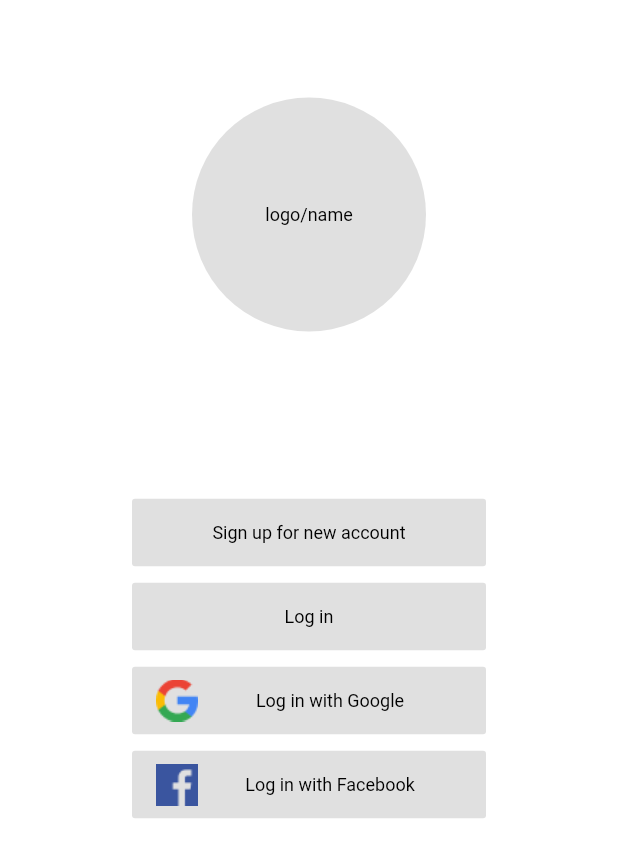
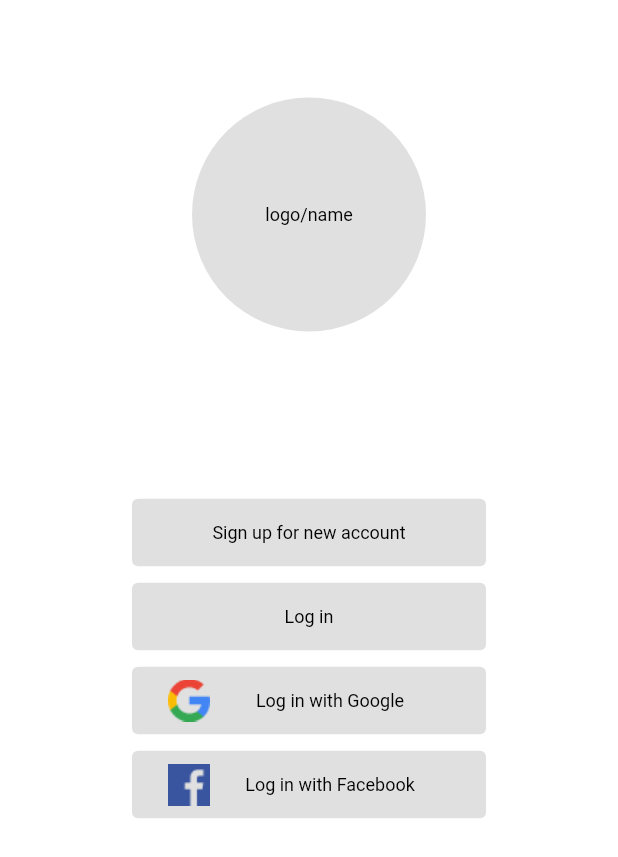
Before and after one commit to rishFilet/swipe_n_swap, a Flutter app: the screen it shows after launch, on a phone screen of 412 x 824 dp. Shown: the top 857 px of the screen. Run offline on Flutter 3.47's test engine with Material 2 defaults, Android fonts, the phone set to English and light mode, and no system bars; our stand-ins replace bloc, equatable, google_fonts.

Commit message:
replaced FlatButton to TextButton

```diff
--- a/lib/features/login/presentation/widgets/long_button.dart
+++ b/lib/features/login/presentation/widgets/long_button.dart
@@ -15,21 +15,26 @@ class LongButton extends StatelessWidget {
 
   @override
   Widget build(BuildContext context) {
-    return ButtonTheme(
-      height: 45,
-      minWidth: double.infinity,
-      child: FlatButton(
+    return TextButtonTheme(
+      data: TextButtonThemeData(
+        style: ButtonStyle(
+          backgroundColor: MaterialStateProperty.all<Color>(
+            style == LongButtonStyle.primary
+                ? Constants.kLightBackgroundColor
+                : Colors.white,
+          ),
+          overlayColor: MaterialStateProperty.all<Color>(
+            style == LongButtonStyle.primary
+                ? Constants.kBackgroundColor
+                : Colors.white,
+          ),
+          minimumSize:
+              MaterialStateProperty.all<Size>(Size(double.infinity, 45)),
+        ),
+      ),
+      child: TextButton(
         onPressed: action,
         child: _buildChild(),
-        color: style == LongButtonStyle.primary
-            ? Constants.kLightBackgroundColor
-            : Colors.white,
-        splashColor: style == LongButtonStyle.primary
-            ? Constants.kBackgroundColor
-            : Colors.white,
-        highlightColor: style == LongButtonStyle.primary
-            ? Constants.kBackgroundColor
-            : Colors.white,
       ),
     );
   }
@@ -40,7 +45,9 @@ class LongButton extends StatelessWidget {
     if (icon == null) {
       return titleWidget;
     } else {
-      return Row(
+      return Padding(
+        padding: EdgeInsets.symmetric(horizontal: 16),
+        child: Row(
           mainAxisSize: MainAxisSize.max,
           mainAxisAlignment: MainAxisAlignment.start,
           children: <Widget>[
@@ -56,6 +63,7 @@ class LongButton extends StatelessWidget {
               ),
             ),
           ],
+        ),
       );
     }
   }
```
Also changed, not shown: 1 other file. Lines whose indentation alone changed are shown as unchanged.
